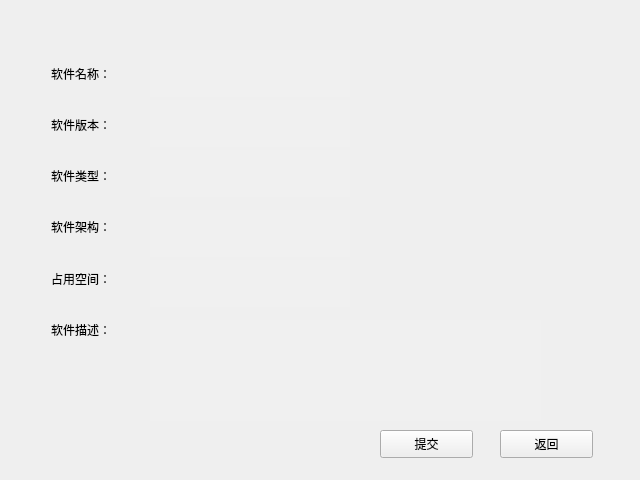
This is ui/softwareadd_window.ui in zhaojingqian/db-lab-softwaremanager as Qt 5 draws it before an edit. The edited form follows.
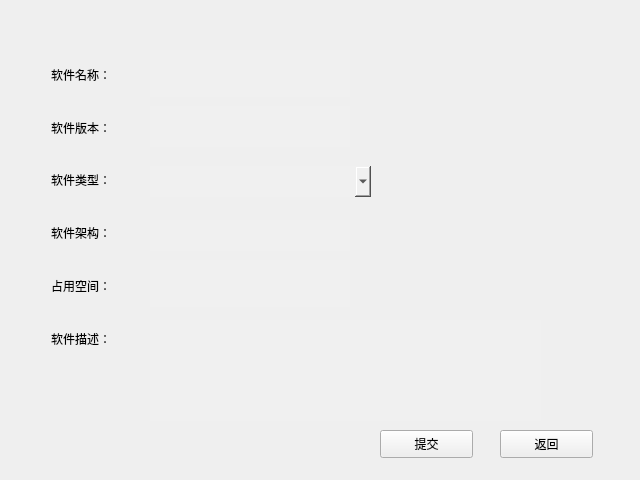
This is the edited form.

Patch:
```diff
--- a/ui/softwareadd_window.ui
+++ b/ui/softwareadd_window.ui
@@ -76,43 +76,35 @@
    <property name="geometry">
     <rect>
      <x>150</x>
-     <y>100</y>
+     <y>106</y>
      <width>200</width>
-     <height>47</height>
+     <height>41</height>
     </rect>
    </property>
    <property name="styleSheet">
     <string notr="true">background-color: rgb(240, 240, 240);
 border:none;</string>
    </property>
-  </widget>
-  <widget class="QLineEdit" name="lineEdit_3">
-   <property name="geometry">
-    <rect>
-     <x>150</x>
-     <y>150</y>
-     <width>200</width>
-     <height>47</height>
-    </rect>
-   </property>
-   <property name="styleSheet">
-    <string notr="true">background-color: rgb(240, 240, 240);
-border:none;</string>
+   <property name="text">
+    <string/>
    </property>
   </widget>
   <widget class="QLineEdit" name="lineEdit_4">
    <property name="geometry">
     <rect>
      <x>150</x>
-     <y>210</y>
+     <y>220</y>
      <width>200</width>
-     <height>47</height>
+     <height>31</height>
     </rect>
    </property>
    <property name="styleSheet">
     <string notr="true">background-color: rgb(240, 240, 240);
 border:none;</string>
    </property>
+   <property name="text">
+    <string/>
+   </property>
   </widget>
   <widget class="QLineEdit" name="lineEdit_5">
    <property name="geometry">
@@ -134,7 +126,7 @@
      <x>51</x>
      <y>51</y>
      <width>77</width>
-     <height>301</height>
+     <height>311</height>
     </rect>
    </property>
    <layout class="QVBoxLayout" name="verticalLayout">
@@ -182,6 +174,20 @@
     </item>
    </layout>
   </widget>
+  <widget class="QComboBox" name="comboBox">
+   <property name="geometry">
+    <rect>
+     <x>150</x>
+     <y>166</y>
+     <width>221</width>
+     <height>31</height>
+    </rect>
+   </property>
+   <property name="styleSheet">
+    <string notr="true">border:none;
+background-color: rgb(240, 240, 240);</string>
+   </property>
+  </widget>
  </widget>
  <resources/>
  <connections/>
```
Left out of the diff: 6 changed lines with no effect on the pictures.
